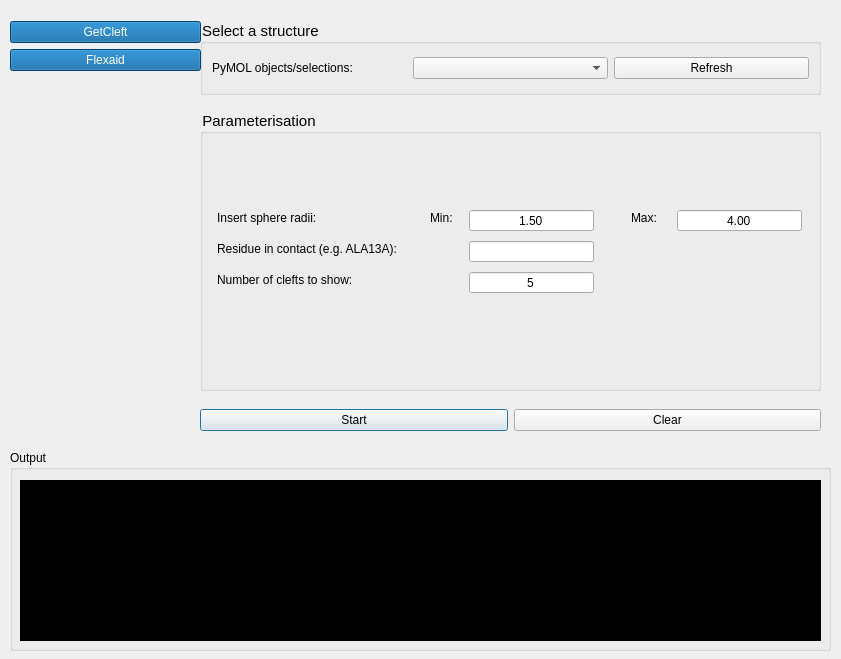
Old version of the form demowidget2.ui in the repository ThomasDesc/NRG_plugin.
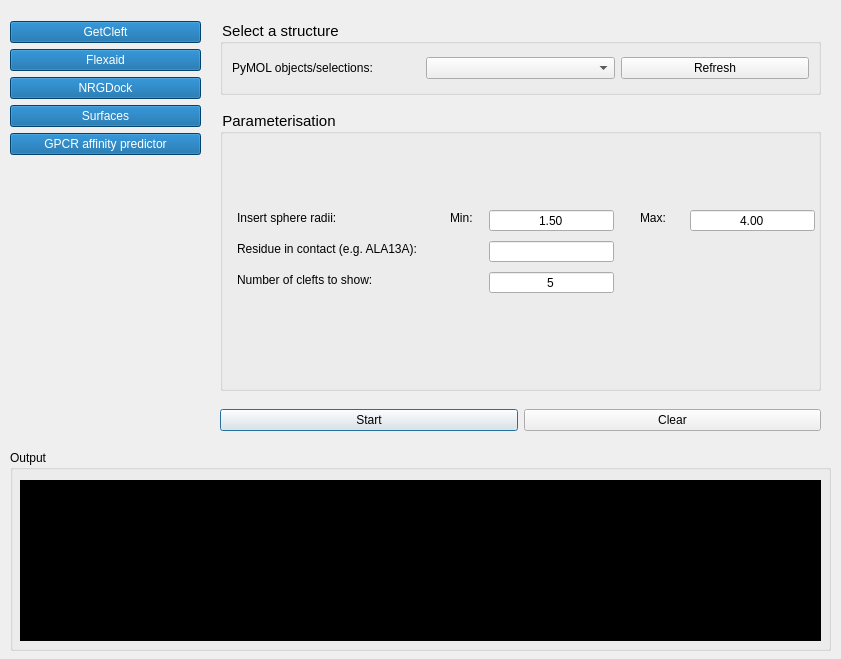
New version of the form. The open tabs and pages were chosen to show the change.

```diff
--- a/demowidget2.ui
+++ b/demowidget2.ui
@@ -87,6 +87,45 @@
       </property>
      </widget>
     </item>
+    <item>
+     <widget class="QPushButton" name="button_nrgdock">
+      <property name="text">
+       <string>NRGDock</string>
+      </property>
+      <property name="checkable">
+       <bool>true</bool>
+      </property>
+      <property name="autoExclusive">
+       <bool>true</bool>
+      </property>
+     </widget>
+    </item>
+    <item>
+     <widget class="QPushButton" name="button_Surfaces">
+      <property name="text">
+       <string>Surfaces</string>
+      </property>
+      <property name="checkable">
+       <bool>true</bool>
+      </property>
+      <property name="autoExclusive">
+       <bool>true</bool>
+      </property>
+     </widget>
+    </item>
+    <item>
+     <widget class="QPushButton" name="button_gpcr">
+      <property name="text">
+       <string>GPCR affinity predictor</string>
+      </property>
+      <property name="checkable">
+       <bool>true</bool>
+      </property>
+      <property name="autoExclusive">
+       <bool>true</bool>
+      </property>
+     </widget>
+    </item>
     <item>
      <spacer name="verticalSpacer">
       <property name="orientation">
@@ -145,9 +184,9 @@
     <widget class="QGroupBox" name="groupBox_2">
      <property name="geometry">
       <rect>
-       <x>0</x>
+       <x>20</x>
        <y>20</y>
-       <width>621</width>
+       <width>601</width>
        <height>75</height>
       </rect>
      </property>
@@ -182,9 +221,9 @@
     <widget class="QGroupBox" name="groupBox_3">
      <property name="geometry">
       <rect>
-       <x>0</x>
+       <x>20</x>
        <y>110</y>
-       <width>621</width>
+       <width>601</width>
        <height>281</height>
       </rect>
      </property>
@@ -228,7 +267,7 @@
      <widget class="QLabel" name="label_29">
       <property name="geometry">
        <rect>
-        <x>431</x>
+        <x>420</x>
         <y>100</y>
         <width>32</width>
         <height>16</height>
@@ -309,7 +348,7 @@
      <widget class="QLineEdit" name="input_max_radii">
       <property name="geometry">
        <rect>
-        <x>477</x>
+        <x>470</x>
         <y>100</y>
         <width>125</width>
         <height>21</height>
@@ -326,9 +365,9 @@
     <widget class="QWidget" name="horizontalLayoutWidget">
      <property name="geometry">
       <rect>
-       <x>0</x>
+       <x>20</x>
        <y>400</y>
-       <width>621</width>
+       <width>601</width>
        <height>41</height>
       </rect>
      </property>
```
Left out of the diff: 2 changed lines with no effect on the pictures.
